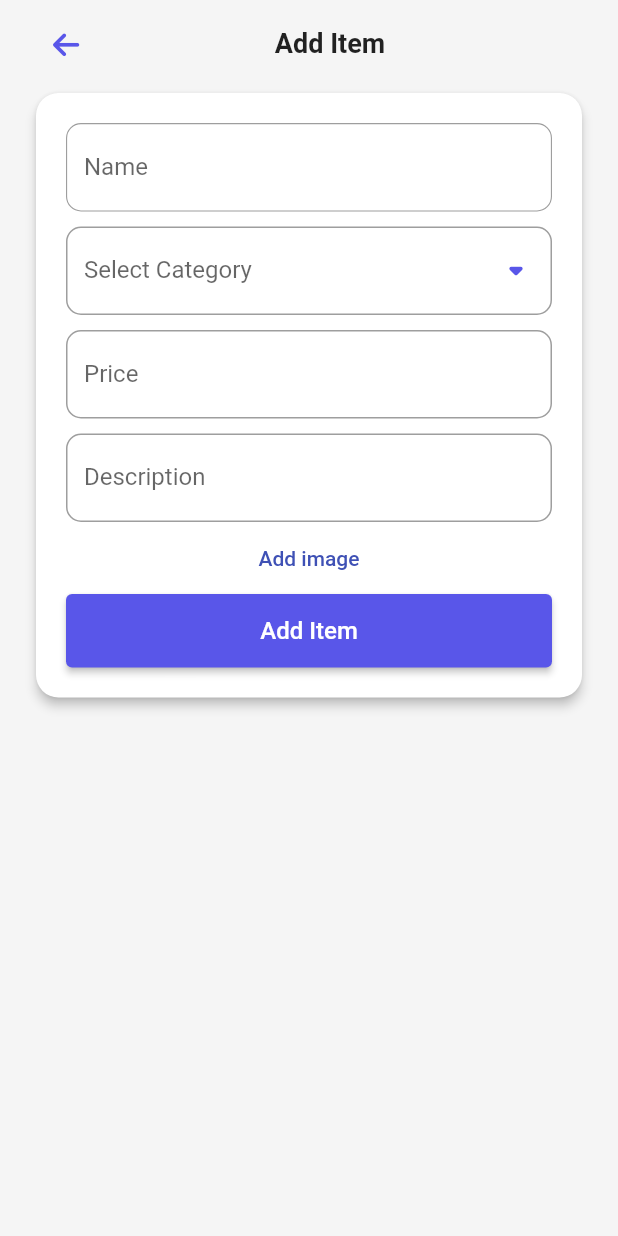
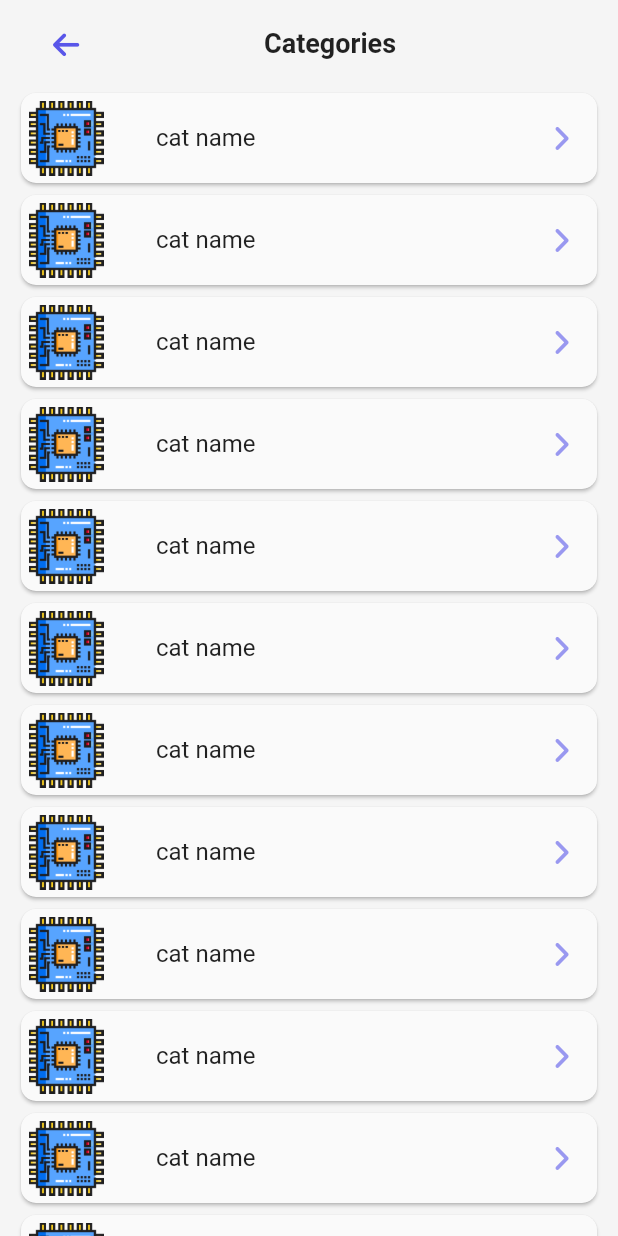
Before and after one commit to motidinsa/my_ecommerce, a Flutter app: the screen it shows after launch, after a tap on the "add" icon, on a phone screen of 412 x 824 dp. Run offline on Flutter 3.47's test engine with Material 2 defaults, Android fonts, the phone set to English and light mode, and no system bars; our stand-ins replace carousel_slider, cloud_firestore, figma_squircle, firebase_auth, firebase_core, font_awesome_flutter and 1 more; accounts and stored records are empty; network calls fail.

Commit message:
category select page done

```diff
--- /dev/null
+++ b/lib/item/ui/category_select.dart
@@ -0,0 +1,74 @@
+import 'package:flutter/material.dart';
+import 'package:font_awesome_flutter/font_awesome_flutter.dart';
+import 'package:get/get.dart';
+import 'package:get/get_core/src/get_main.dart';
+import 'package:my_ecommerce/item/ui/single_category_select.dart';
+
+class CategorySelect extends StatelessWidget {
+  const CategorySelect({Key? key}) : super(key: key);
+
+  @override
+  Widget build(BuildContext context) {
+    return Scaffold(
+      backgroundColor: Colors.grey.shade100,
+      body: SafeArea(
+        child: Column(
+          mainAxisSize: MainAxisSize.min,
+          children: [
+            Padding(
+              padding: const EdgeInsets.symmetric(horizontal: 20, vertical: 5),
+              child: Row(
+                children: [
+                  IconButton(
+                    splashRadius: 25,
+                    alignment: Alignment.centerLeft,
+                    icon: const Center(
+                      child: FaIcon(FontAwesomeIcons.arrowLeft,
+                          size: 20, color: Color(0xff5956E9)),
+                    ),
+                    onPressed: () {
+                      Get.back();
+                    },
+                  ),
+                  Expanded(
+                    child: Padding(
+                      padding: const EdgeInsets.only(right: 20),
+                      child: Text(
+                        'Categories',
+                        textAlign: TextAlign.center,
+                        style: TextStyle(
+                            fontSize: 18, fontWeight: FontWeight.bold),
+                      ),
+                    ),
+                  )
+                ],
+              ),
+            ),
+            Expanded(
+              child: ListView(
+                shrinkWrap: true,
+                children: [
+                  CategorySelectSingle(),
+                  CategorySelectSingle(),
+                  CategorySelectSingle(),
+                  CategorySelectSingle(),
+                  CategorySelectSingle(),
+                  CategorySelectSingle(),
+                  CategorySelectSingle(),
+                  CategorySelectSingle(),
+                  CategorySelectSingle(),
+                  CategorySelectSingle(),
+                  CategorySelectSingle(),
+                  CategorySelectSingle(),
+                  CategorySelectSingle(),
+                  CategorySelectSingle(),
+                  CategorySelectSingle(),
+                ],
+              ),
+            )
+          ],
+        ),
+      ),
+    );
+  }
+}
--- /dev/null
+++ b/lib/item/ui/single_category_select.dart
@@ -0,0 +1,69 @@
+import 'package:figma_squircle/figma_squircle.dart';
+import 'package:flutter/material.dart';
+import 'package:font_awesome_flutter/font_awesome_flutter.dart';
+
+class CategorySelectSingle extends StatelessWidget {
+  const CategorySelectSingle({Key? key}) : super(key: key);
+
+  @override
+  Widget build(BuildContext context) {
+    return Padding(
+      padding: const EdgeInsets.symmetric(horizontal: 10),
+      child: Card(
+        elevation: 1,
+        color: Colors.grey.shade50,
+        shape: SmoothRectangleBorder(
+          borderRadius: SmoothBorderRadius(
+            cornerRadius: 10,
+            cornerSmoothing: 1,
+          ),
+        ),
+        child: InkWell(
+          borderRadius: SmoothBorderRadius(
+            cornerRadius: 10,
+            cornerSmoothing: 1,
+          ),
+          onTap: () {},
+          child: Row(
+            // crossAxisAlignment: CrossAxisAlignment.center,
+            children: [
+              SizedBox(
+                  height: 60,
+                  child: Padding(
+                    padding: const EdgeInsets.all(5),
+                    child: Image.asset('assets/images/cpu.png',
+                        fit: BoxFit.fitHeight),
+                  )),
+              SizedBox(
+                width: 30,
+              ),
+              Text(
+                'cat name',
+                style: TextStyle(fontSize: 16),
+              ),
+              Expanded(
+                child: Align(
+                  alignment: Alignment.bottomRight,
+                  child: IconButton(
+                    splashRadius: 25,
+                    alignment: Alignment.centerLeft,
+                    icon: Center(
+                      child: FaIcon(
+                        FontAwesomeIcons.angleRight,
+                        size: 20,
+                        color: Color(0xff5956E9).withOpacity(.6),
+                      ),
+                    ),
+                    onPressed: () {
+                      // Get.back();
+                    },
+                  ),
+                ),
+              ),
+            ],
+          ),
+        ),
+      ),
+    );
+  }
+}
--- a/lib/main.dart
+++ b/lib/main.dart
@@ -5,7 +5,7 @@ import 'package:get/get.dart';
 import 'package:get/get_core/src/get_main.dart';
 import 'package:get/get_navigation/src/root/get_material_app.dart';
 import 'package:my_ecommerce/homepage/ui/homepage.dart';
-import 'package:my_ecommerce/item/ui/add_item.dart';
+import 'package:my_ecommerce/item/ui/category_select.dart';
 import 'package:my_ecommerce/packages/salomon_bottom_bar.dart';
 
 import 'firebase_options.dart';
@@ -200,7 +200,7 @@ class _MyAppState extends State<MyApp> {
                 icon: FloatingActionButton(
                     materialTapTargetSize: MaterialTapTargetSize.shrinkWrap,
                     onPressed: () {
-                      Get.to(() => ItemAdd());
+                      Get.to(() => CategorySelect());
                     },
                     child: const Icon(Icons.add)),
                 title: const Text('Add Item'),
```
Also changed, not shown: lib/item/ui/add_item.dart (+7 -1 lines), lib/item/ui/user_input_component.dart (added, +53 -0 lines).
